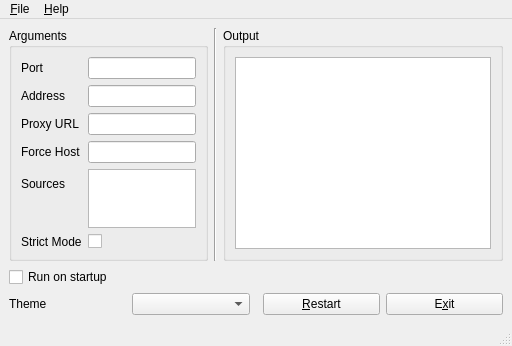
First picture: the form in src/mainwindow.ui, repository FrzMtrsprt/QtUnblockNeteaseMusic, before the edit.
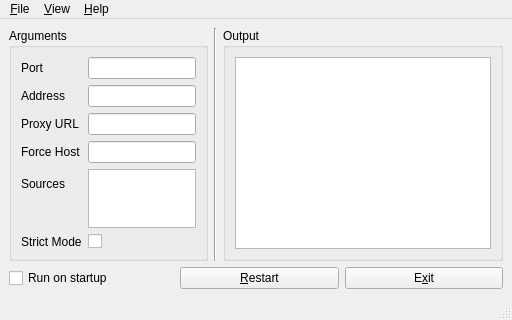
Second picture: the form after the edit.

Commit message: Move theme to menubar

The edit to the form file:
```diff
--- a/src/mainwindow.ui
+++ b/src/mainwindow.ui
@@ -10,15 +10,12 @@
     <item row="9" column="0" colspan="4">
      <layout class="QHBoxLayout" name="buttonBox">
       <item>
-       <widget class="QLabel" name="themeLabel">
+       <widget class="QCheckBox" name="startupCheckBox">
         <property name="text">
-         <string>Theme</string>
+         <string>Run on startup</string>
         </property>
        </widget>
       </item>
-      <item>
-       <widget class="QComboBox" name="themeComboBox"/>
-      </item>
       <item>
        <spacer name="horizontalSpacer">
         <property name="orientation">
@@ -237,13 +234,6 @@
       </item>
      </layout>
     </item>
-    <item row="2" column="0">
-     <widget class="QCheckBox" name="startupCheckBox">
-      <property name="text">
-       <string>Run on startup</string>
-      </property>
-     </widget>
-    </item>
    </layout>
   </widget>
   <widget class="QMenuBar" name="menubar">
@@ -259,7 +249,19 @@
     </property>
     <addaction name="actionAbout"/>
    </widget>
+   <widget class="QMenu" name="menuView">
+    <property name="title">
+     <string>&amp;View</string>
+    </property>
+    <widget class="QMenu" name="menuTheme">
+     <property name="title">
+      <string>&amp;Theme</string>
+     </property>
+    </widget>
+    <addaction name="menuTheme"/>
+   </widget>
    <addaction name="menuFile"/>
+   <addaction name="menuView"/>
    <addaction name="menuHelp"/>
   </widget>
   <widget class="QStatusBar" name="statusBar"/>
```
The commit also changes 3 other files.
